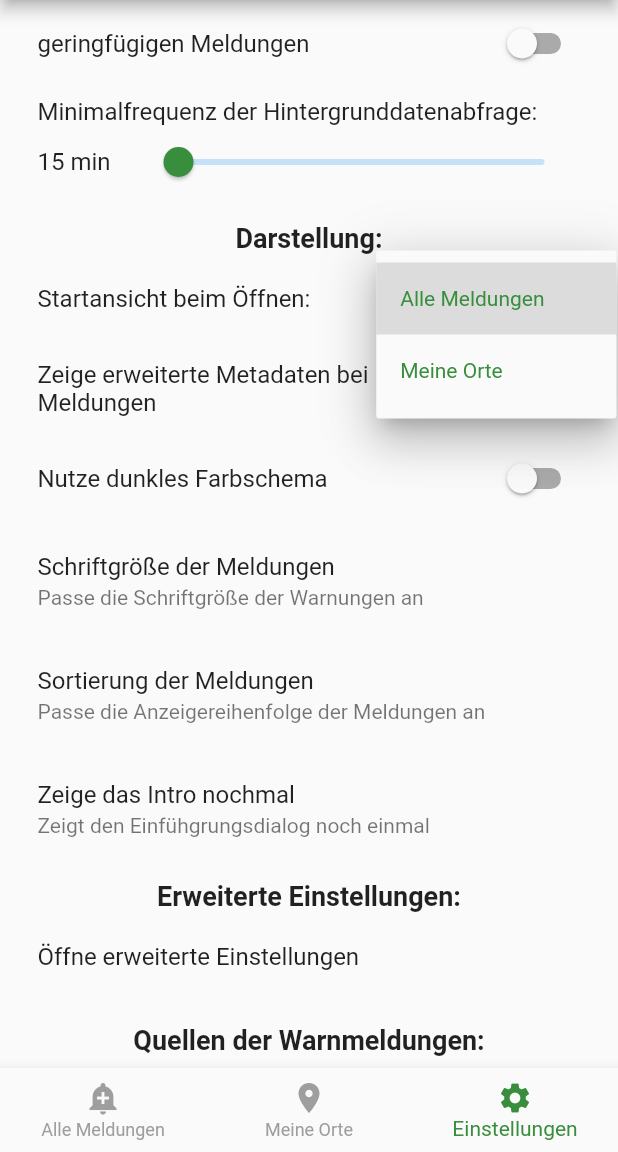
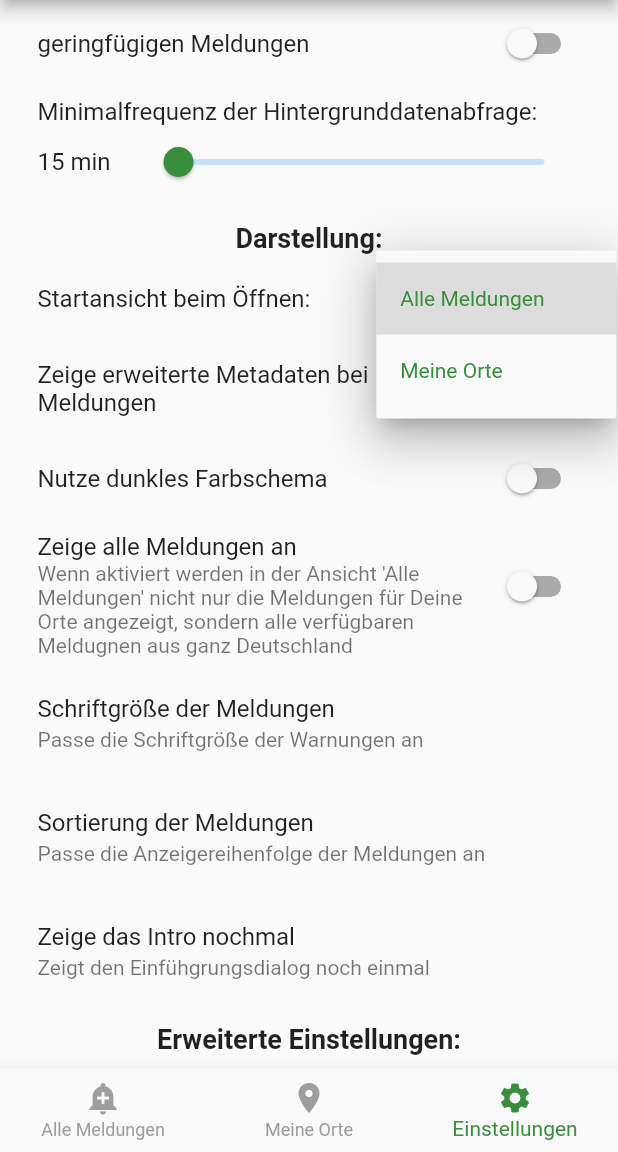
Before and after one commit to nucleus-ffm/foss_warn, a Flutter app: the ScaffoldView screen opened directly, item 3 of the bottom bar chosen, scrolled down 576 dp, after a tap on "Alle Meldungen", on a phone screen of 412 x 824 dp, the part 84-1236 px from its top. Run offline on Flutter 3.47's test engine with Material 2 defaults, Android fonts, the phone set to English and light mode, and no system bars; our stand-ins replace flutter_local_notifications, rxdart, share_plus, shared_preferences; missing offline and left inert: app_settings, workmanager; accounts and stored records are empty; network calls fail.

Commit message:
add setting to do not show all warnings by default

```diff
--- a/lib/services/saveAndLoadSharedPreferences.dart
+++ b/lib/services/saveAndLoadSharedPreferences.dart
@@ -65,11 +65,13 @@ saveSettings() async {
   preferences.setString("githubVersionNumber", githubVersionNumber.toString());
   preferences.setString("frequencyOfAPICall", frequencyOfAPICall.toString());
   preferences.setString("useDarkMode", useDarkMode.toString());
+  preferences.setString("showAllWarnings", showAllWarnings.toString());
   print("Settings saved");
 }
 
 loadSettings() async {
   SharedPreferences preferences = await SharedPreferences.getInstance();
+
   if (preferences.containsKey("notificationGeneral")) {
     String temp = preferences.getString("notificationGeneral")!;
     if (temp == "true") {
@@ -161,6 +163,16 @@ loadSettings() async {
   } else {
     useDarkMode = false;
   }
+  if (preferences.containsKey("showAllWarnings")) {
+    String temp = preferences.getString("showAllWarnings")!;
+    if (temp == "true") {
+      showAllWarnings = true;
+    } else {
+      showAllWarnings = false;
+    }
+  } else {
+    showAllWarnings = false;
+  }
 }
 
 saveNotificationSettingsImportanceList() async {
--- a/lib/views/SettingsView.dart
+++ b/lib/views/SettingsView.dart
@@ -31,8 +31,9 @@ double warningFontSize = 14;
 bool showWelcomeScreen = true;
 String sortWarningsBy = "severity";
 bool updateAvailable = false;
+bool showAllWarnings = false;
 
-String versionNumber = "0.2.8"; // shown in the about view
+String versionNumber = "0.2.9"; // shown in the about view
 String githubVersionNumber = versionNumber; // used in the update check
 bool gitHubRelease =
     false; // if true, there the check for update Button is shown
@@ -340,6 +341,25 @@ class _SettingsState extends State<Settings> {
             ),
             ListTile(
               contentPadding: settingsTileListPadding,
+              title: Text("Zeige alle Meldungen an"),
+              subtitle: Text(
+                  "Wenn aktiviert werden in der Ansicht 'Alle Meldungen' nicht nur die Meldungen für Deine Orte"
+                      " angezeigt, sondern alle verfügbaren Meldugnen aus"
+                      " ganz Deutschland"),
+              trailing: Switch(
+                  activeColor: Theme.of(context).colorScheme.secondary,
+                  value: showAllWarnings,
+                  onChanged: (value) {
+                    setState(() {
+                      showAllWarnings = value;
+                    });
+                    saveSettings();
+                    final updater = Provider.of<Update>(context, listen: false);
+                    updater.updateView();
+                  }),
+            ),
+            ListTile(
+              contentPadding: settingsTileListPadding,
               title: Text("Schriftgröße der Meldungen"),
               subtitle: Text("Passe die Schriftgröße der Warnungen an"),
               onTap: () {
```
